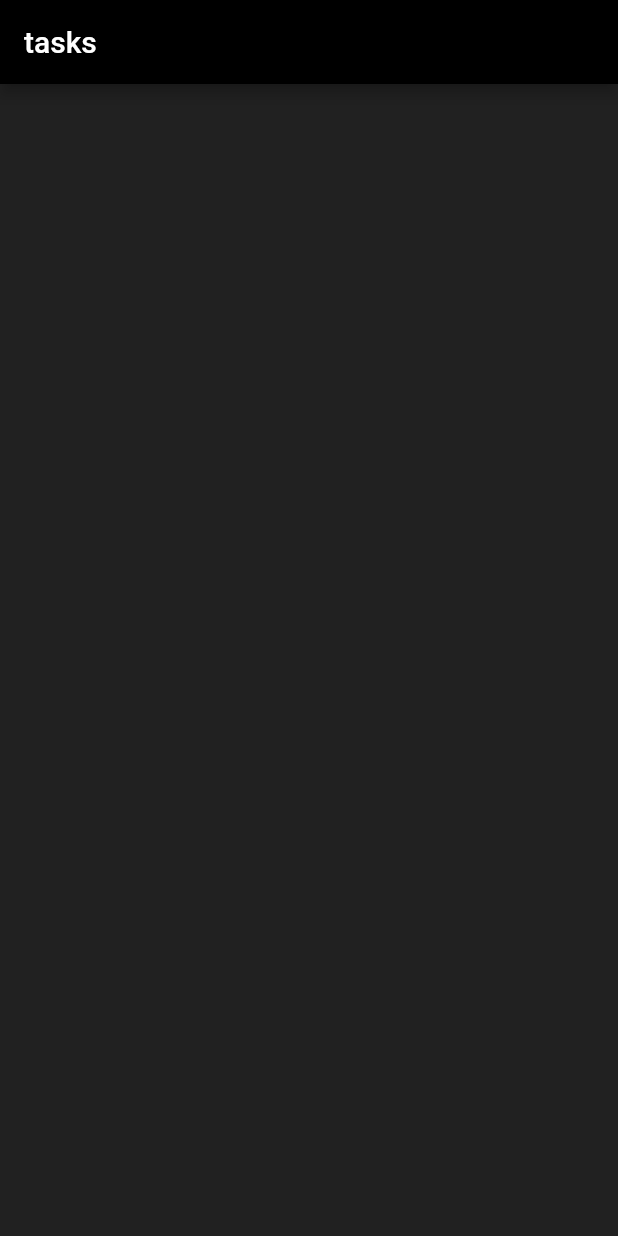
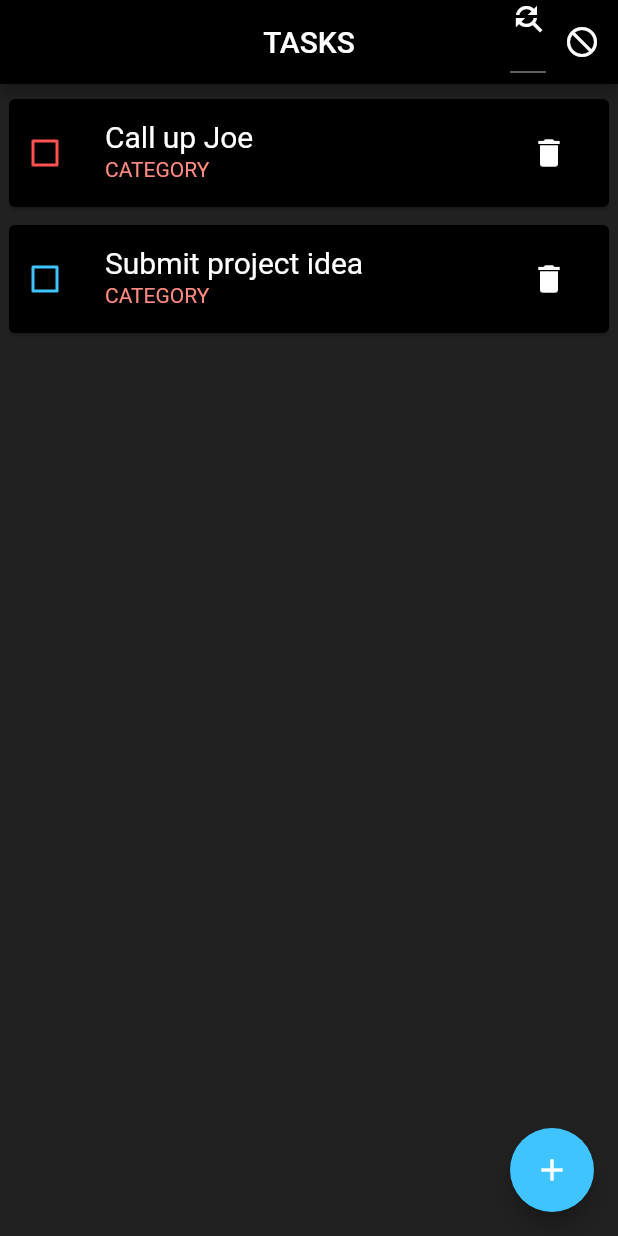
Before and after one commit to akashvshroff/To_Do_List_App, a Flutter app: the screen it shows after launch, on a phone screen of 412 x 824 dp. Run offline on Flutter 3.47's test engine with Material 2 defaults, Android fonts, the phone set to English and light mode, and no system bars.

Commit message:
UI and some helpers

```diff
--- a/lib/pages/task_list.dart
+++ b/lib/pages/task_list.dart
@@ -1,5 +1,6 @@
 import 'package:flutter/material.dart';
 import 'package:to_do_app/colours.dart';
+import 'package:to_do_app/models/task_model.dart';
 
 class TaskList extends StatefulWidget {
   @override
@@ -7,21 +8,142 @@ class TaskList extends StatefulWidget {
 }
 
 class _TaskListState extends State<TaskList> {
+  List<Task> taskList = [
+    Task('Call up Joe', 'Call up asap', 2, 1, false),
+    Task('Submit project idea', 'Do the work by tomorrow', 1, 4, false),
+  ];
   @override
   Widget build(BuildContext context) {
+    taskList.sort((b, a) => a.taskPriority.compareTo(b.taskPriority));
     return Scaffold(
       backgroundColor: bgColorSecondary,
       appBar: AppBar(
         backgroundColor: bgColorPrimary,
         title: Text(
-          'tasks',
+          'TASKS',
           style: TextStyle(
             fontSize: 20.0,
             color: textColor,
           ),
         ),
-        actions: [],
+        centerTitle: true,
+        actions: [
+          DropdownButton(
+            items: null,
+            onChanged: null,
+            icon: Icon(
+              Icons.find_replace,
+              color: textColor,
+            ),
+          ),
+          IconButton(
+            icon: Icon(
+              Icons.not_interested,
+              color: textColor,
+            ),
+            onPressed: () {},
+            color: textColor,
+          )
+        ],
+      ),
+      body: Padding(
+        padding: EdgeInsets.fromLTRB(0, 4.0, 0, 0),
+        child: ListView.builder(
+          itemCount: taskList.length,
+          itemBuilder: (context, index) {
+            return Padding(
+              padding:
+                  const EdgeInsets.symmetric(vertical: 2.0, horizontal: 2.0),
+              child: Card(
+                color: bgColorPrimary,
+                child: Row(
+                  children: [
+                    Theme(
+                      data: ThemeData(
+                          unselectedWidgetColor:
+                              getActiveColor(taskList[index].taskPriority)),
+                      child: Checkbox(
+                        value: taskList[index].isChecked, //get from class
+                        onChanged: (bool value) {
+                          setState(() {
+                            taskList[index].isChecked = value;
+                          });
+                        },
+                        activeColor:
+                            getActiveColor(taskList[index].taskPriority),
+                      ),
+                    ),
+                    Flexible(
+                      child: ListTile(
+                        onTap: () {
+                          editTask(
+                              taskList[index].taskName,
+                              taskList[index].taskDescription,
+                              taskList[index].taskPriority,
+                              taskList[index].taskCategory);
+                        },
+                        title: Text(
+                          taskList[index].taskName,
+                          style: TextStyle(
+                            color: textColor,
+                            fontSize: 20.0,
+                          ),
+                        ),
+                        subtitle: Text(
+                          'Category'.toUpperCase(),
+                          style: TextStyle(
+                            color: categoryColorsMap['red'],
+                          ),
+                        ),
+                        trailing: IconButton(
+                            color: textColor,
+                            icon: Icon(Icons.delete),
+                            onPressed: () {
+                              deleteTask(index);
+                            }),
+                      ),
+                    ),
+                  ],
+                ),
+              ),
+            );
+          },
+        ),
+      ),
+      floatingActionButton: FloatingActionButton(
+        onPressed: () {
+          editTask('Task name', 'Task Description', 1, 0);
+        },
+        child: Icon(
+          Icons.add,
+          color: textColor,
+        ),
+        backgroundColor: blueButton,
       ),
     );
   }
+
+  Color getActiveColor(int priority) {
+    Color colourDisplay;
+    colourDisplay = (priority == 1) ? blueButton : redButton;
+    return colourDisplay;
+  }
+
+  void deleteTask(int index) {
+    setState(() {
+      taskList.removeAt(index);
+    });
+  }
+
+  void updateList() {}
+
+  void editTask(String name, String description, int priority, int category) {
+    Map data = {
+      'name': name,
+      'description': description,
+      'priority': priority,
+      'category': category
+    };
+    Navigator.pushNamed(context, '/task_detail', arguments: data);
+  }
 }
```
